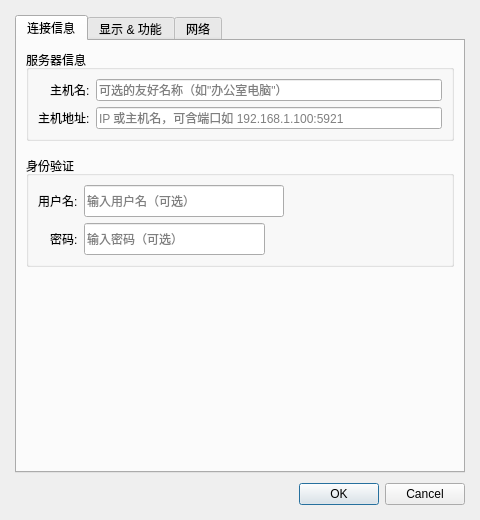
JiaYongChen/CrossRemoteDesktop, file src/ui/connectiondialog.ui: the form before one commit.
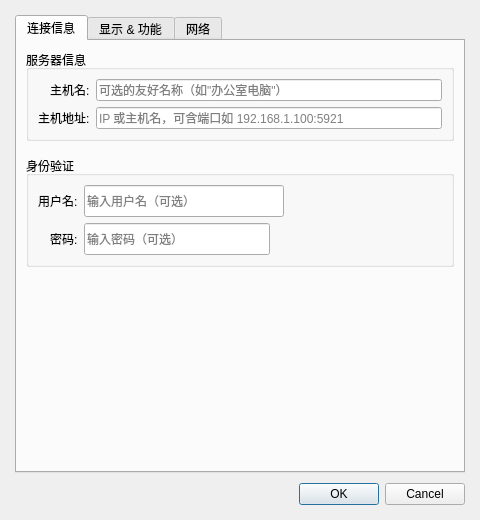
The form after the commit. Icons and pictures are not drawn.

Commit message: style: 密码框 186px + 按钮 14px = 200px，spacer 归零

```diff
--- a/src/ui/connectiondialog.ui
+++ b/src/ui/connectiondialog.ui
@@ -40,8 +40,8 @@
           <item row="1" column="0"><widget class="QLabel" name="passwordLabel"><property name="text"><string>密码:</string></property></widget></item>
           <item row="1" column="1">
            <layout class="QHBoxLayout" name="passwordLayout">
-            <item><widget class="QLineEdit" name="passwordLineEdit"><property name="minimumSize"><size><width>0</width><height>32</height></size></property><property name="maximumSize"><size><width>181</width><height>32</height></size></property><property name="echoMode"><enum>QLineEdit::Password</enum></property><property name="placeholderText"><string>输入密码（可选）</string></property></widget></item>
-            <item><spacer name="passwordSpacing"><property name="orientation"><enum>Qt::Horizontal</enum></property><property name="sizeType"><enum>QSizePolicy::Fixed</enum></property><property name="sizeHint" stdset="0"><size><width>5</width><height>0</height></size></property></spacer></item>
+            <item><widget class="QLineEdit" name="passwordLineEdit"><property name="minimumSize"><size><width>0</width><height>32</height></size></property><property name="maximumSize"><size><width>186</width><height>32</height></size></property><property name="echoMode"><enum>QLineEdit::Password</enum></property><property name="placeholderText"><string>输入密码（可选）</string></property></widget></item>
+            <item><spacer name="passwordSpacing"><property name="orientation"><enum>Qt::Horizontal</enum></property><property name="sizeType"><enum>QSizePolicy::Fixed</enum></property><property name="sizeHint" stdset="0"><size><width>0</width><height>0</height></size></property></spacer></item>
             <item><widget class="QPushButton" name="togglePasswordBtn"><property name="sizePolicy"><sizepolicy hsizetype="Fixed" vsizetype="Fixed"><horstretch>0</horstretch><verstretch>0</verstretch></sizepolicy></property><property name="fixedWidth"><number>14</number></property><property name="fixedHeight"><number>14</number></property><property name="toolTip"><string>显示/隐藏密码</string></property><property name="styleSheet"><string>QPushButton#togglePasswordBtn { background-color: transparent; border: none; padding: 0; min-width: 14px; max-width: 14px; min-height: 14px; max-height: 14px; } QPushButton#togglePasswordBtn:hover { background-color: transparent; }</string></property></widget></item>
            </layout>
           </item>
```
The commit also changes 1 other file.
